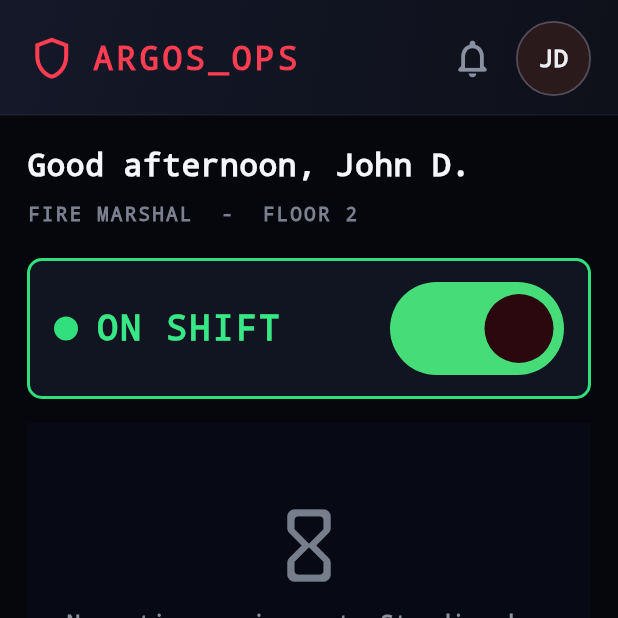
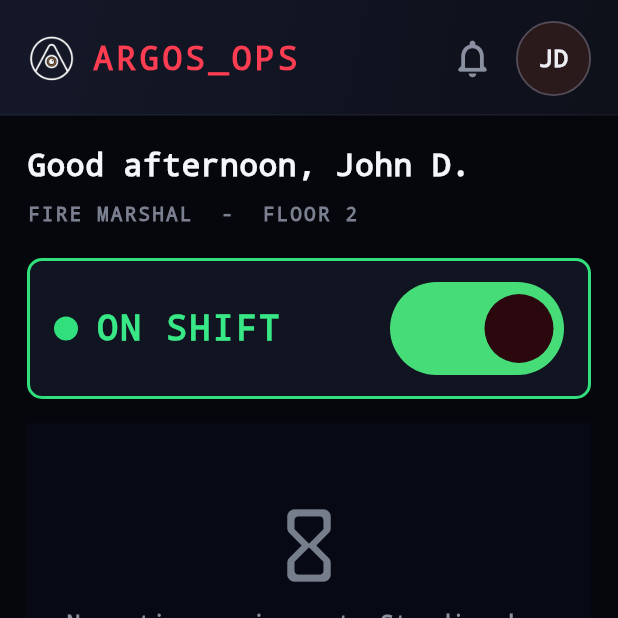
Before and after one commit to devansharora18/argos, a Flutter app: the screen it shows after launch, on a phone screen of 412 x 824 dp, the top half of it. Run offline on Flutter 3.47's test engine with Material 3 defaults, Android fonts, the phone set to English and light mode, and no system bars; our stand-ins replace flutter_riverpod.

Commit message:
chore: add logo in staff app

```diff
--- a/argos_staff/lib/widgets/argos_top_bar.dart
+++ b/argos_staff/lib/widgets/argos_top_bar.dart
@@ -25,7 +25,7 @@ class ArgosTopBar extends StatelessWidget {
       ),
       child: Row(
         children: [
-          const Icon(Icons.shield_outlined, size: 33, color: Color(0xFFFF3D52)),
+          Image.asset('assets/logo.png', width: 33, height: 33, fit: BoxFit.contain),
           const SizedBox(width: 10),
           const Expanded(
             child: Text(
--- a/argos_staff/pubspec.yaml
+++ b/argos_staff/pubspec.yaml
@@ -58,6 +58,9 @@ flutter:
   # the material Icons class.
   uses-material-design: true
 
+  assets:
+    - assets/logo.png
+
   # To add assets to your application, add an assets section, like this:
   # assets:
   #   - images/a_dot_burr.jpeg
```
Also changed, not shown: argos_staff/assets/logo.png (added), 39 other files.
